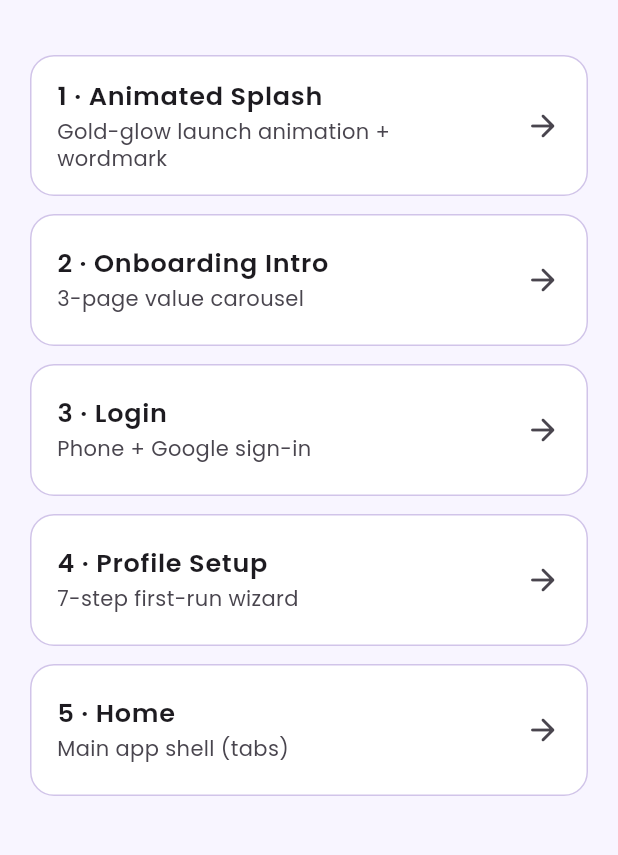
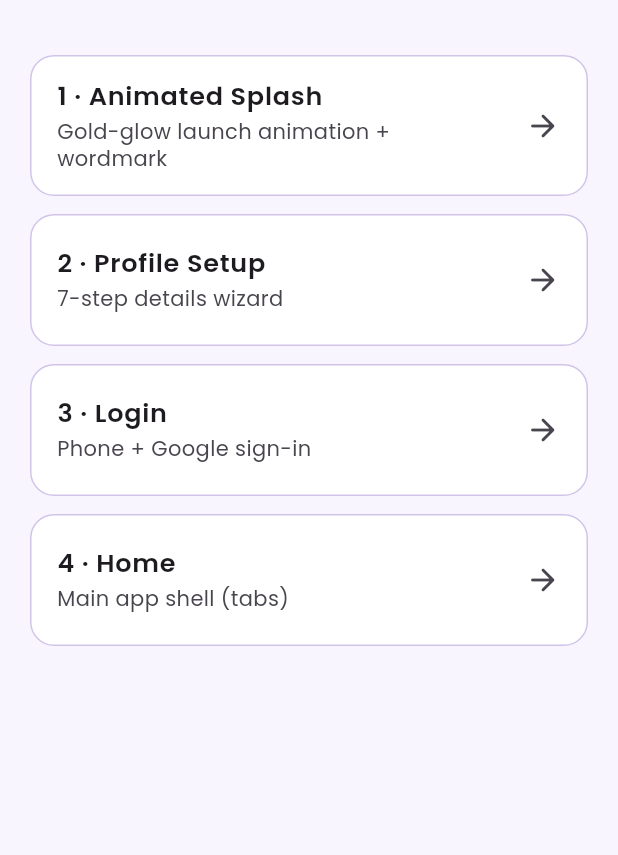
Before and after one commit to aaddrriisshh-dev/Asktro, a Flutter app: the _Gallery screen opened directly, on a phone screen of 412 x 824 dp, the part 59-914 px from its top. Run offline on Flutter 3.47's test engine with Material 3 defaults, Android fonts, the phone set to English and light mode, and no system bars; our stand-ins replace cloud_firestore, cloud_functions, connectivity_plus, equatable, firebase_analytics, firebase_auth and 11 more; missing offline and left inert: razorpay_flutter; accounts and stored records are empty.

Commit message:
Login scenery: pin to bottom with explicit height; remove onboarding intro
Login: the scenery used a loose-height fitWidth image in a Positioned, which
sized unpredictably and floated mid-screen with empty space below. Replace it
with a bottom-pinned Positioned that has an explicit height (30% of screen) +
BoxFit.cover, so the temple band always sits flush on the bottom edge. A short
lavender gradient at the top blends the seam.

Flow: remove the forced onboarding intro carousel. Real router now goes
splash -> login -> home (no /onboarding). Preview menu reordered to the target
sequence: Splash -> Profile Setup -> Login -> Home.

Co-Authored-By: Claude Opus 4.8 <noreply@anthropic.com>
Claude-Session: https://claude.ai/code/session_01WRrriC1w7QS5YfDnWvnAQM

```diff
--- a/apps/customer/lib/app/router.dart
+++ b/apps/customer/lib/app/router.dart
@@ -5,7 +5,6 @@ import 'package:shared_preferences/shared_preferences.dart';
 
 import 'providers.dart';
 import '../features/splash/splash_screen.dart';
-import '../features/onboarding/onboarding_screen.dart';
 import '../features/auth/login_screen.dart';
 import '../features/auth/otp_screen.dart';
 import '../features/home/home_gate.dart';
@@ -43,15 +42,13 @@ final routerProvider = Provider<GoRouter>((ref) {
       }
 
       final loggedIn = auth.valueOrNull != null;
-      final onboardingDone = ref.read(onboardingDoneProvider);
       final loc = state.matchedLocation;
 
       final isAuthRoute = loc == '/login' || loc == '/otp';
-      final isBootRoute = loc == '/splash' || loc == '/onboarding';
+      final isBootRoute = loc == '/splash';
 
-      if (!onboardingDone) {
-        return loc == '/onboarding' ? null : '/onboarding';
-      }
+      // Intro onboarding carousel removed: splash -> login -> home. First-run
+      // profile setup is still handled inside the home gate after sign-in.
       if (!loggedIn) {
         return isAuthRoute ? null : '/login';
       }
@@ -61,7 +58,6 @@ final routerProvider = Provider<GoRouter>((ref) {
     },
     routes: [
       GoRoute(path: '/splash', builder: (_, __) => const SplashScreen()),
-      GoRoute(path: '/onboarding', builder: (_, __) => const OnboardingScreen()),
       GoRoute(path: '/login', builder: (_, __) => const LoginScreen()),
       GoRoute(
         path: '/otp',
--- a/apps/customer/lib/preview_flow.dart
+++ b/apps/customer/lib/preview_flow.dart
@@ -22,7 +22,6 @@ import 'package:shared_flutter/shared_flutter.dart';
 
 import 'firebase_options.dart';
 import 'features/splash/splash_screen.dart';
-import 'features/onboarding/onboarding_screen.dart';
 import 'features/auth/login_screen.dart';
 import 'features/auth/otp_screen.dart';
 import 'features/profile_setup/profile_setup_screen.dart';
@@ -47,7 +46,6 @@ final _previewRouter = GoRouter(
     // returns to the gallery (some screens fill the whole screen and don't
     // auto-advance in preview, so there'd otherwise be no way back).
     GoRoute(path: '/splash', builder: (_, __) => _framed(const SplashScreen())),
-    GoRoute(path: '/onboarding', builder: (_, __) => _framed(const OnboardingScreen())),
     GoRoute(path: '/login', builder: (_, __) => _framed(const LoginScreen())),
     GoRoute(
       path: '/otp',
@@ -121,12 +119,12 @@ class _Entry {
   final String route;
 }
 
+// New flow order: splash -> profile setup -> login -> home (intro removed).
 const _entries = <_Entry>[
   _Entry('1 · Animated Splash', 'Gold-glow launch animation + wordmark', '/splash'),
-  _Entry('2 · Onboarding Intro', '3-page value carousel', '/onboarding'),
+  _Entry('2 · Profile Setup', '7-step details wizard', '/profile-setup'),
   _Entry('3 · Login', 'Phone + Google sign-in', '/login'),
-  _Entry('4 · Profile Setup', '7-step first-run wizard', '/profile-setup'),
-  _Entry('5 · Home', 'Main app shell (tabs)', '/home'),
+  _Entry('4 · Home', 'Main app shell (tabs)', '/home'),
 ];
 
 class _Gallery extends StatelessWidget {
```
Also changed, not shown: apps/customer/lib/features/auth/login_screen.dart (+28 -7 lines).
